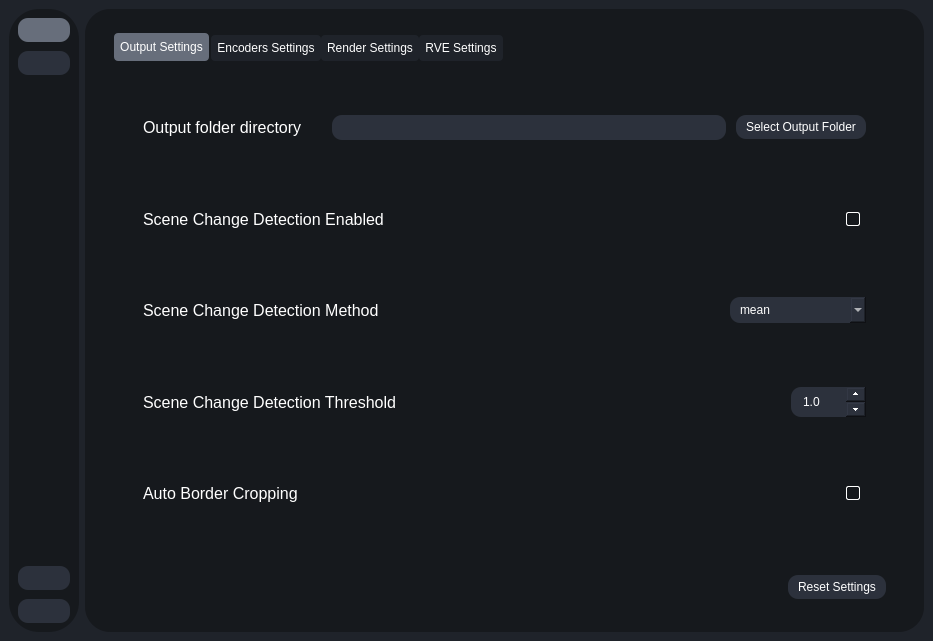
The window that testRVEInterface.ui (gokulmc/enhance_crop) describes before a commit, drawn with Qt 5.
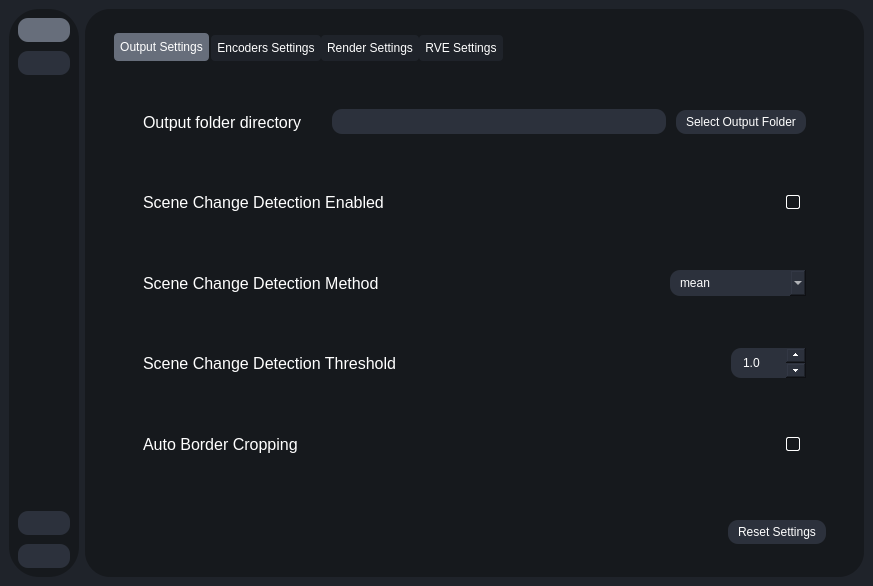
The same window after the commit. Icons and pictures are not drawn.

Commit message: fix settings not sticking

Patch:
```diff
--- a/testRVEInterface.ui
+++ b/testRVEInterface.ui
@@ -6,8 +6,8 @@
    <rect>
     <x>0</x>
     <y>0</y>
-    <width>933</width>
-    <height>641</height>
+    <width>0</width>
+    <height>0</height>
    </rect>
   </property>
   <property name="sizePolicy">
```
Left out of the diff: 259 changed lines with no effect on the pictures. The commit also changes 1 other file.
